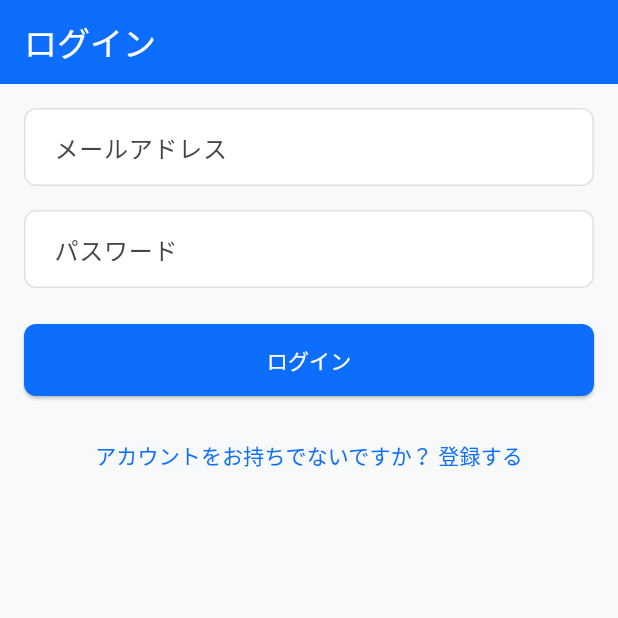
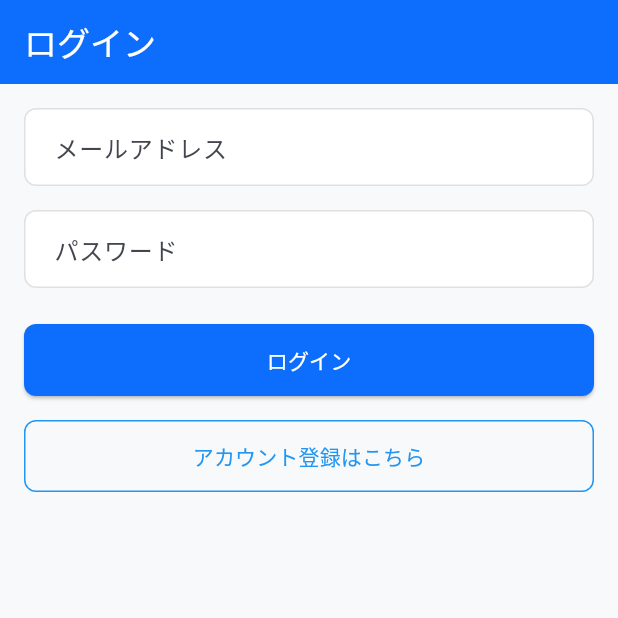
Before and after one commit to yuka-kyoda/Game_ToDo_List, a Flutter app: the screen it shows after launch, on a phone screen of 412 x 824 dp, the top half of it. Run offline on Flutter 3.47's test engine with Material 3 defaults, Android fonts, the phone set to English and light mode, and no system bars; our stand-ins replace cloud_firestore, firebase_auth, firebase_core, firebase_storage, flutter_local_notifications, image_picker; accounts and stored records are empty.

Commit message:
ログイン画面のUI編集

```diff
--- a/game_todo_app/lib/screens/login_screen.dart
+++ b/game_todo_app/lib/screens/login_screen.dart
@@ -94,7 +94,18 @@ class _LoginScreenState
 
             const SizedBox(height: 16),
 
-            TextButton(
+            SizedBox(
+              width: double.infinity,
+              child: OutlinedButton(
+                style: OutlinedButton.styleFrom(
+                  foregroundColor: Colors.blue,
+                  side: const BorderSide(
+                    color: Colors.blue,
+                  ),
+                ),
+                child: const Text(
+                  "アカウント登録はこちら",
+                ),
                 onPressed: () {
                   Navigator.push(
                     context,
@@ -103,8 +114,6 @@ class _LoginScreenState
                     ),
                   );
                 },
-            child: const Text(
-                "アカウントをお持ちでないですか？ 登録する",
               ),
             ),
           ],
```
Lines whose indentation alone changed are shown as unchanged.
